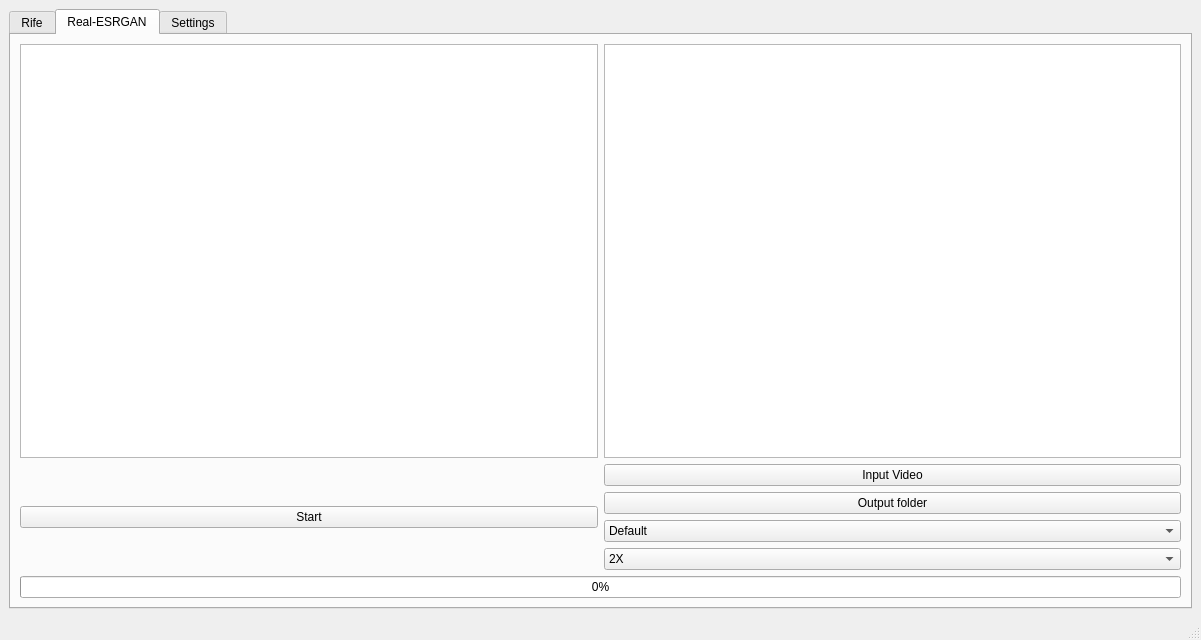
This is mainwindow.ui in TNTwise/REAL-Video-Enhancer as Qt 5 draws it before an edit. The edited form follows.
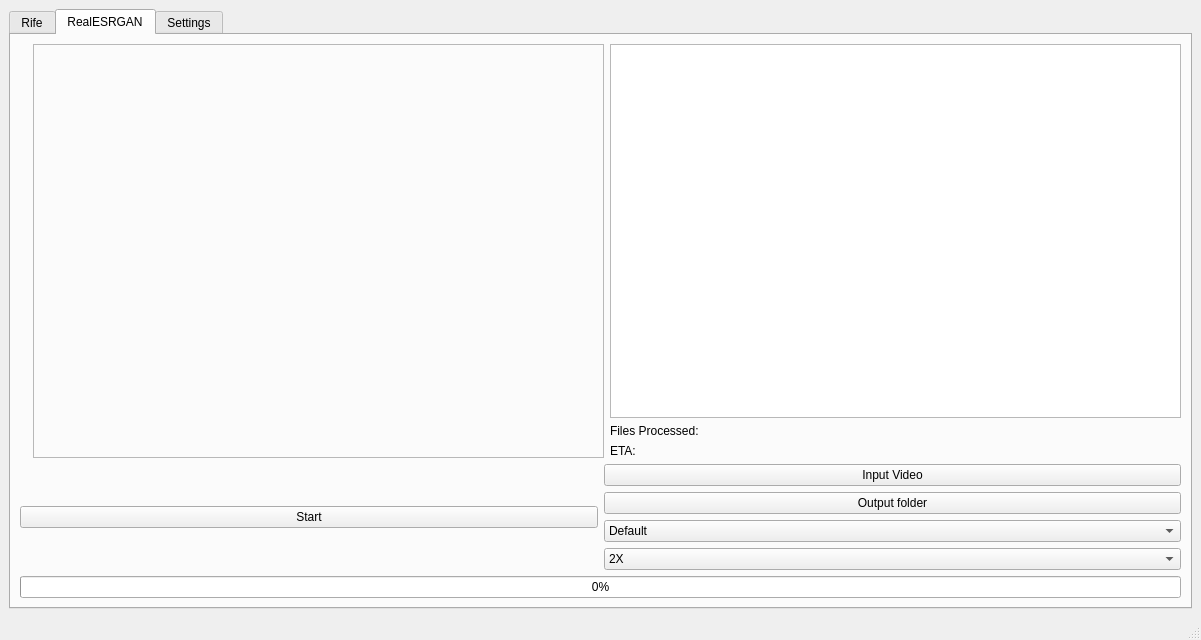
This is the edited form. The open tabs and pages were chosen to show the change. Icons and pictures are not drawn.

```diff
--- a/mainwindow.ui
+++ b/mainwindow.ui
@@ -168,21 +168,72 @@
         <string>&lt;html&gt;&lt;head/&gt;&lt;body&gt;&lt;p&gt;Rife&lt;/p&gt;&lt;/body&gt;&lt;/html&gt;</string>
        </property>
        <attribute name="title">
-        <string>Real-ESRGAN</string>
+        <string>RealESRGAN</string>
        </attribute>
        <layout class="QVBoxLayout" name="verticalLayout">
-        <item>
-         <layout class="QHBoxLayout" name="horizontalLayout_3">
-          <item>
-           <widget class="QGraphicsView" name="Preview"/>
-          </item>
-          <item>
-           <widget class="QTextBrowser" name="Logs"/>
-          </item>
-         </layout>
-        </item>
         <item>
          <layout class="QVBoxLayout" name="verticalLayout_2">
+          <item>
+           <layout class="QHBoxLayout" name="horizontalLayout_2">
+            <item>
+             <widget class="QLabel" name="imagePreview">
+              <property name="text">
+               <string/>
+              </property>
+             </widget>
+            </item>
+            <item>
+             <widget class="QFrame" name="imageSpacerFrame">
+              <property name="frameShape">
+               <enum>QFrame::StyledPanel</enum>
+              </property>
+              <property name="frameShadow">
+               <enum>QFrame::Raised</enum>
+              </property>
+              <layout class="QVBoxLayout" name="verticalLayout_6">
+               <item>
+                <spacer name="imageSpacer">
+                 <property name="orientation">
+                  <enum>Qt::Horizontal</enum>
+                 </property>
+                 <property name="sizeHint" stdset="0">
+                  <size>
+                   <width>546</width>
+                   <height>20</height>
+                  </size>
+                 </property>
+                </spacer>
+               </item>
+              </layout>
+             </widget>
+            </item>
+            <item>
+             <layout class="QVBoxLayout" name="verticalLayout_8">
+              <item>
+               <widget class="QTextEdit" name="logsPreview">
+                <property name="readOnly">
+                 <bool>true</bool>
+                </property>
+               </widget>
+              </item>
+              <item>
+               <widget class="QLabel" name="processedPreview">
+                <property name="text">
+                 <string>Files Processed: </string>
+                </property>
+               </widget>
+              </item>
+              <item>
+               <widget class="QLabel" name="ETAPreview">
+                <property name="text">
+                 <string>ETA: </string>
+                </property>
+               </widget>
+              </item>
+             </layout>
+            </item>
+           </layout>
+          </item>
           <item>
            <layout class="QHBoxLayout" name="horizontalLayout">
             <item>
@@ -250,7 +301,7 @@
            </layout>
           </item>
           <item>
-           <widget class="QProgressBar" name="progressBar">
+           <widget class="QProgressBar" name="RifePB">
             <property name="value">
              <number>0</number>
             </property>
```
Left out of the diff: 16 changed lines with no effect on the pictures.
